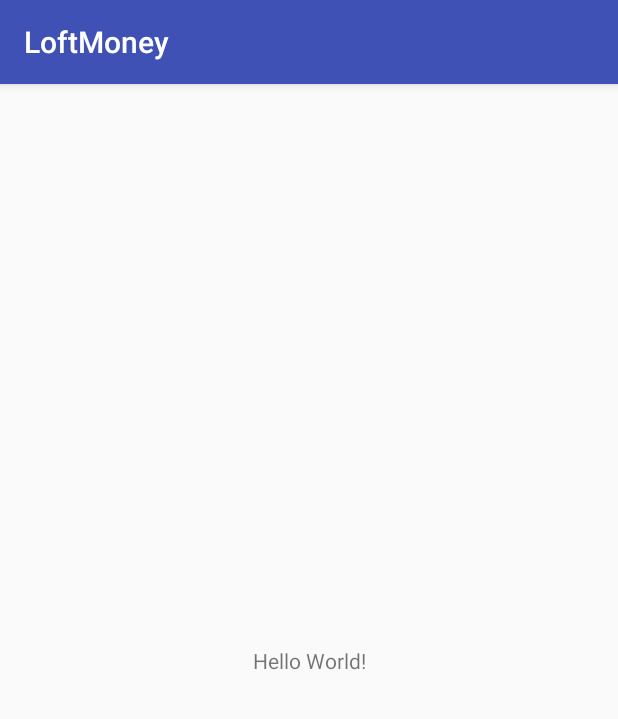
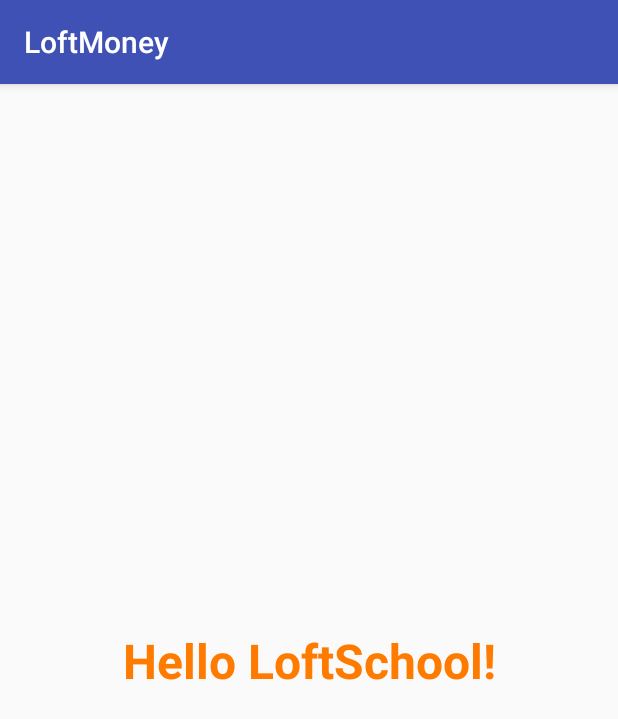
Before and after one commit to duhastudio/LoftMoney, an Android app: the screen it shows after launch (MainActivity), on a phone screen of 412 x 824 dp. Shown: the top 719 px of the screen. Run offline under Robolectric (Android 15) with nearby library versions, the phone set to English and light mode, and no system bars.

Commit message:
Change: - text - text color - text size - text thickness

```diff
--- a/app/src/main/res/layout/activity_main.xml
+++ b/app/src/main/res/layout/activity_main.xml
@@ -9,7 +9,10 @@
     <TextView
         android:layout_width="wrap_content"
         android:layout_height="wrap_content"
-        android:text="Hello World!"
+        android:text="@string/hello_loftschool"
+        android:textColor="#ff7b00"
+        android:textSize="32sp"
+        android:textStyle="bold"
         app:layout_constraintBottom_toBottomOf="parent"
         app:layout_constraintLeft_toLeftOf="parent"
         app:layout_constraintRight_toRightOf="parent"
--- a/app/src/main/res/values/strings.xml
+++ b/app/src/main/res/values/strings.xml
@@ -1,3 +1,4 @@
 <resources>
     <string name="app_name">LoftMoney</string>
+    <string name="hello_loftschool">Hello LoftSchool!</string>
 </resources>
```
